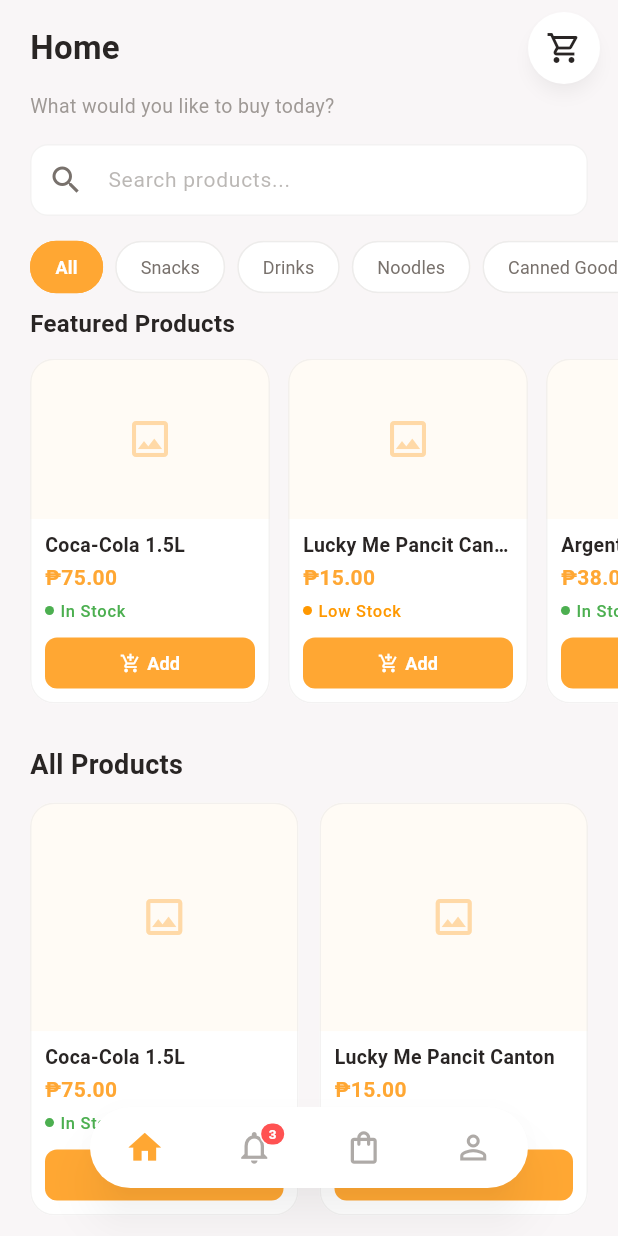
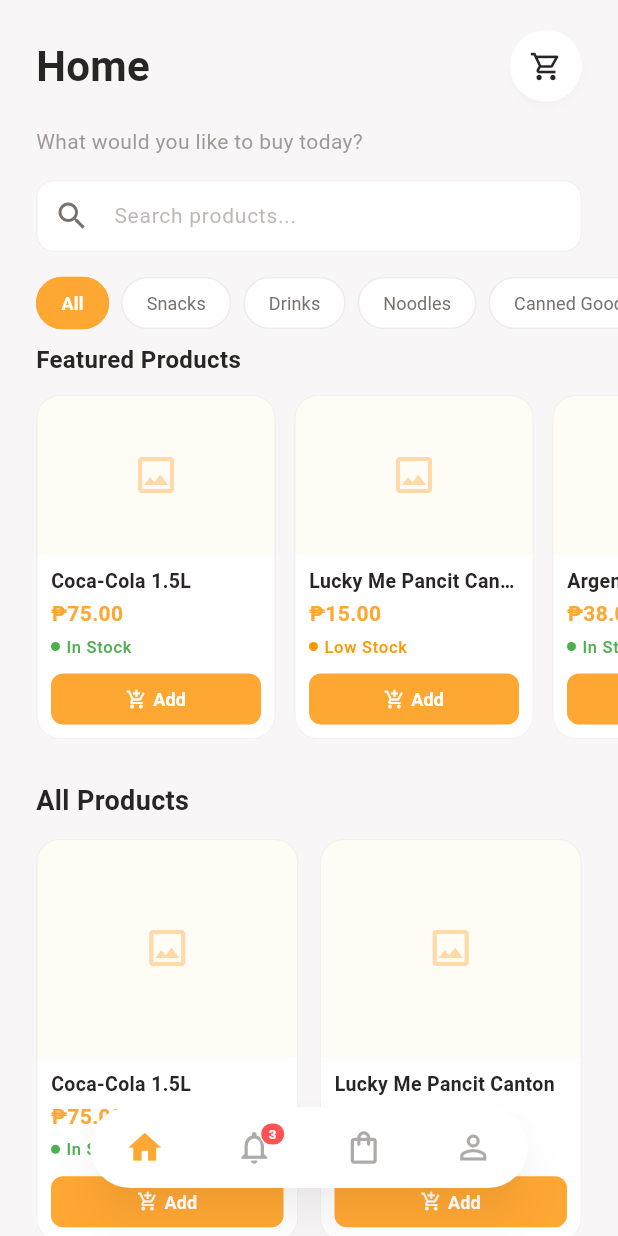
Before and after one commit to Moojie12/Sari-Sari-App, a Flutter app: the screen it shows after launch, after a tap on "Login", on a phone screen of 412 x 824 dp. Run offline on Flutter 3.47's test engine with Material 3 defaults, Android fonts, the phone set to English and light mode, and no system bars.

Commit message:
hiniwalay hiwalay ko ung files sa iba't ibang folder para organize

```diff
--- a/lib/users/customer_db/customer_cart_controller.dart
+++ b/lib/users/customer_db/customer_cart_controller.dart
@@ -1,6 +1,6 @@
 import 'package:flutter/foundation.dart';
 
-import 'customer_product_model.dart';
+import 'home/customer_product_model.dart';
 
 /// Simple in-memory mock cart shared by the Home page and Product Details
 /// page.
--- a/lib/users/customer_db/customer_dashboard.dart
+++ b/lib/users/customer_db/customer_dashboard.dart
@@ -4,10 +4,10 @@
 import '../../core/theme/app_colors.dart';
 import 'customer_cart_controller.dart';
 import 'customer_floating_nav_bar.dart';
-import 'customer_home_page.dart';
-import 'customer_notifications_page.dart';
-import 'customer_purchases_page.dart';
-import 'customer_profile_page.dart';
+import 'home/customer_home_page.dart';
+import 'notifications/customer_notifications_page.dart';
+import 'purchases/customer_purchases_page.dart';
+import 'profile/customer_profile_page.dart';
 
 /// Main shell for the customer-facing side of the app.
 ///
@@ -15,11 +15,6 @@
 /// page above a floating bottom navigation bar. Tab pages are kept in an
 /// [IndexedStack] so switching tabs does not rebuild or discard their
 /// state (e.g. scroll position) — only the visible child changes.
-///
-/// The Home tab renders its own title inline as part of its scrollable
-/// content (see `customer_home_page.dart`), so this shell only shows a
-/// fixed title bar for the other tabs. The cart button always floats
-/// above everything, regardless of tab or scroll position.
 class CustomerDashboard extends StatefulWidget {
   const CustomerDashboard({super.key});
 
@@ -39,8 +34,6 @@
 
   // Mock/temporary unread-notification count shown as a badge on the
   // "Notifications" tab.
-  // TODO: Replace with a real value, e.g. sourced from a notifications
-  // repository/provider, once notifications are implemented.
   final int _unreadNotificationCount = 3;
 
   static const List<String> _labels = [
@@ -72,10 +65,6 @@
     setState(() => _selectedIndex = index);
   }
 
-  // Scroll notifications from any descendant Scrollable (e.g. the Home
-  // page's CustomScrollView) bubble up to this NotificationListener
-  // regardless of which tab is active, so this one handler covers every
-  // tab automatically — no per-page wiring needed.
   bool _handleScrollNotification(UserScrollNotification notification) {
     if (notification.metrics.axis != Axis.vertical) return false;
 
@@ -89,35 +78,68 @@
       case ScrollDirection.idle:
         break;
     }
-    return false; // Let the notification keep bubbling.
+    return false;
   }
 
   @override
   Widget build(BuildContext context) {
-    // Home renders its own scrolling title, so skip the fixed bar for it.
-    final showFixedTitleBar = _selectedIndex != 0;
-
     return Scaffold(
       backgroundColor: AppColors.lightBackground,
       body: Stack(
         children: [
           Column(
+            crossAxisAlignment: CrossAxisAlignment.start,
             children: [
-              if (showFixedTitleBar)
+              // Unified Header
               SafeArea(
                 bottom: false,
                 child: Padding(
-                    padding: const EdgeInsets.fromLTRB(20, 16, 20, 12),
-                    child: Text(
+                  padding: const EdgeInsets.fromLTRB(24, 20, 24, 8),
+                  child: Row(
+                    mainAxisAlignment: MainAxisAlignment.spaceBetween,
+                    children: [
+                      Text(
                         _labels[_selectedIndex],
                         style: const TextStyle(
                           color: AppColors.darkText,
-                        fontSize: 22,
+                          fontSize: 28,
                           fontWeight: FontWeight.bold,
                         ),
                       ),
+                      ListenableBuilder(
+                        listenable: _cartController,
+                        builder: (context, _) => Stack(
+                          clipBehavior: Clip.none,
+                          children: [
+                            Material(
+                              color: Colors.white,
+                              shape: const CircleBorder(),
+                              elevation: 2,
+                              shadowColor: Colors.black.withValues(alpha: 0.1),
+                              child: IconButton(
+                                onPressed: () {},
+                                icon: const Icon(
+                                  Icons.shopping_cart_outlined,
+                                  color: AppColors.darkText,
+                                  size: 22,
                                 ),
                               ),
+                            ),
+                            if (_cartController.itemCount > 0)
+                              Positioned(
+                                right: 2,
+                                top: 2,
+                                child:
+                                    _CartBadge(count: _cartController.itemCount),
+                              ),
+                          ],
+                        ),
+                      ),
+                    ],
+                  ),
+                ),
+              ),
+              // Tab Content Area
               Expanded(
                 child: NotificationListener<UserScrollNotification>(
                   onNotification: _handleScrollNotification,
@@ -129,47 +151,7 @@
               ),
             ],
           ),
-          // Floating cart button — always visible in the top-right corner,
-          // regardless of tab or scroll position.
-          Positioned(
-            top: 0,
-            right: 0,
-            child: SafeArea(
-              bottom: false,
-              child: Padding(
-                padding: const EdgeInsets.only(top: 8, right: 12),
-                child: ListenableBuilder(
-                  listenable: _cartController,
-                  builder: (context, _) => Stack(
-                    clipBehavior: Clip.none,
-                    children: [
-                      Material(
-                        color: Colors.white,
-                        shape: const CircleBorder(),
-                        elevation: 4,
-                        shadowColor: Colors.black.withValues(alpha: 0.2),
-                        child: IconButton(
-                          onPressed: () {},
-                          icon: const Icon(
-                            Icons.shopping_cart_outlined,
-                            color: AppColors.darkText,
-                          ),
-                        ),
-                      ),
-                      if (_cartController.itemCount > 0)
-                        Positioned(
-                          right: 2,
-                          top: 2,
-                          child: _CartBadge(count: _cartController.itemCount),
-                        ),
-                    ],
-                  ),
-                ),
-              ),
-            ),
-          ),
-          // Floating bottom navigation bar, pinned to the bottom edge.
-          // Slides down + fades out on scroll-down, reverses on scroll-up.
+          // Floating Bottom Navigation Bar
           Positioned(
             left: 0,
             right: 0,
@@ -212,7 +194,7 @@
       decoration: BoxDecoration(
         color: Colors.redAccent,
         borderRadius: BorderRadius.circular(10),
-        border: Border.all(color: Colors.white, width: 1),
+        border: Border.all(color: Colors.white, width: 1.5),
       ),
       alignment: Alignment.center,
       child: Text(
--- a/lib/users/customer_db/customer_notifications_page.dart
+++ /dev/null
@@ -1,37 +0,0 @@
-import 'package:flutter/material.dart';
-import '../../core/theme/app_colors.dart';
-
-/// Placeholder page for the customer "Notifications" tab.
-///
-/// TODO: Replace with the real notification list once implemented.
-/// Note: the unread-count badge shown on the bottom nav icon is currently
-/// a mock value owned by `CustomerDashboard` — wire it to real data
-/// (e.g. from a notifications provider/repository) when this page is
-/// implemented.
-class CustomerNotificationsPage extends StatelessWidget {
-  const CustomerNotificationsPage({super.key});
-
-  @override
-  Widget build(BuildContext context) {
-    return Center(
-      child: Column(
-        mainAxisSize: MainAxisSize.min,
-        children: [
-          Icon(
-            Icons.notifications_none_outlined,
-            size: 48,
-            color: AppColors.primaryOrange,
-          ),
-          const SizedBox(height: 12),
-          Text(
-            'No notifications yet',
-            style: TextStyle(
-              color: AppColors.secondaryText.withValues(alpha: 0.6),
-              fontSize: 14,
-            ),
-          ),
-        ],
-      ),
-    );
-  }
-}
--- a/lib/users/customer_db/customer_home_page.dart
+++ b/lib/users/customer_db/home/customer_home_page.dart
@@ -1,21 +1,13 @@
 import 'package:flutter/material.dart';
 
-import '../../core/theme/app_colors.dart';
-import 'customer_cart_controller.dart';
+import '../../../core/theme/app_colors.dart';
+import '../customer_cart_controller.dart';
 import 'customer_dummy_products.dart';
 import 'customer_product_card.dart';
 import 'customer_product_details_page.dart';
 import 'customer_product_model.dart';
 
 /// Customer "Home" tab: product browsing.
-///
-/// Layout, top to bottom: header (store name + cart), welcome message,
-/// search bar, scrollable category filter, "Featured Products" (hidden
-/// while a search/category filter is active), and the searchable
-/// "All Products" grid.
-///
-/// All product data currently comes from [kCustomerDummyProducts] — see
-/// that file's TODO for swapping in a real data source later.
 class CustomerHomePage extends StatefulWidget {
   const CustomerHomePage({super.key, required this.cartController});
 
@@ -32,10 +24,6 @@
 
   static const int _itemsPerPage = 8;
   int _currentPage = 1;
-
-  // Dummy signed-in customer name used only for the welcome message.
-  // TODO: Replace with the real signed-in customer's name.
-  static const String _customerName = 'Juan';
 
   @override
   void dispose() {
@@ -110,7 +98,6 @@
     final int totalCount = filtered.length;
     final int totalPages = (totalCount / _itemsPerPage).ceil();
 
-    // Reset current page if it's out of bounds after filtering
     if (_currentPage > totalPages && totalPages > 0) {
       _currentPage = totalPages;
     }
@@ -121,22 +108,17 @@
         .toList();
 
     return Scaffold(
-      backgroundColor: AppColors.lightBackground,
-      body: SafeArea(
-        bottom: false,
-        top: true,
-        child: CustomScrollView(
+      backgroundColor: Colors.transparent,
+      body: CustomScrollView(
         slivers: [
-            SliverToBoxAdapter(child: _buildTitle(context)),
           SliverToBoxAdapter(child: _buildWelcomeSection(context)),
           SliverToBoxAdapter(child: _buildSearchBar(context)),
           SliverToBoxAdapter(child: _buildCategories(context)),
           if (!_isFiltering)
             SliverToBoxAdapter(child: _buildFeaturedProducts(context)),
-            // ...unchanged from here down
           SliverToBoxAdapter(
             child: Padding(
-                padding: const EdgeInsets.fromLTRB(20, 20, 20, 12),
+              padding: const EdgeInsets.fromLTRB(24, 20, 24, 12),
               child: Text(
                 _isFiltering ? 'Search Results' : 'All Products',
                 style: const TextStyle(
@@ -151,7 +133,7 @@
             SliverToBoxAdapter(child: _buildEmptyState(context))
           else ...[
             SliverPadding(
-                padding: const EdgeInsets.fromLTRB(20, 0, 20, 12),
+              padding: const EdgeInsets.fromLTRB(24, 0, 24, 12),
               sliver: SliverGrid(
                 gridDelegate: const SliverGridDelegateWithFixedCrossAxisCount(
                   crossAxisCount: 2,
@@ -180,17 +162,15 @@
           const SliverToBoxAdapter(child: SizedBox(height: 100)),
         ],
       ),
-      ),
     );
   }
 
   Widget _buildPagination(int totalPages) {
     return Padding(
-      padding: const EdgeInsets.fromLTRB(20, 10, 20, 24),
+      padding: const EdgeInsets.fromLTRB(24, 10, 24, 24),
       child: Row(
         mainAxisAlignment: MainAxisAlignment.center,
         children: [
-          // Previous Button
           _PageButton(
             icon: Icons.chevron_left,
             onPressed: _currentPage > 1
@@ -198,7 +178,6 @@
                 : null,
           ),
           const SizedBox(width: 8),
-          // Page Numbers
           ...List.generate(totalPages, (index) {
             final page = index + 1;
             final isSelected = page == _currentPage;
@@ -234,7 +213,6 @@
             );
           }),
           const SizedBox(width: 8),
-          // Next Button
           _PageButton(
             icon: Icons.chevron_right,
             onPressed: _currentPage < totalPages
@@ -248,26 +226,12 @@
 
   Widget _buildWelcomeSection(BuildContext context) {
     return Padding(
-      padding: const EdgeInsets.fromLTRB(20, 10, 20, 16),
+      padding: const EdgeInsets.fromLTRB(24, 8, 24, 16),
       child: Text(
         'What would you like to buy today?',
         style: TextStyle(
           color: AppColors.secondaryText.withValues(alpha: 0.7),
-          fontSize: 13,
-        ),
-      ),
-    );
-  }
-
-  Widget _buildTitle(BuildContext context) {
-    return const Padding(
-      padding: EdgeInsets.fromLTRB(20, 16, 20, 4),
-      child: Text(
-        'Home',
-        style: TextStyle(
-          color: AppColors.darkText,
-          fontSize: 22,
-          fontWeight: FontWeight.bold,
+          fontSize: 14,
         ),
       ),
     );
@@ -275,7 +239,7 @@
 
   Widget _buildSearchBar(BuildContext context) {
     return Padding(
-      padding: const EdgeInsets.fromLTRB(20, 0, 20, 16),
+      padding: const EdgeInsets.fromLTRB(24, 0, 24, 16),
       child: TextField(
         controller: _searchController,
         onChanged: _onSearchChanged,
@@ -311,7 +275,7 @@
       height: 36,
       child: ListView.separated(
         scrollDirection: Axis.horizontal,
-        padding: const EdgeInsets.symmetric(horizontal: 20),
+        padding: const EdgeInsets.symmetric(horizontal: 24),
         itemCount: kCustomerProductCategories.length,
         separatorBuilder: (context, index) => const SizedBox(width: 8),
         itemBuilder: (context, index) {
@@ -353,8 +317,8 @@
       child: Column(
         crossAxisAlignment: CrossAxisAlignment.start,
         children: [
-          Padding(
-            padding: const EdgeInsets.symmetric(horizontal: 20),
+          const Padding(
+            padding: EdgeInsets.symmetric(horizontal: 24),
             child: Text(
               'Featured Products',
               style: TextStyle(
@@ -369,7 +333,7 @@
             height: 230,
             child: ListView.separated(
               scrollDirection: Axis.horizontal,
-              padding: const EdgeInsets.symmetric(horizontal: 20),
+              padding: const EdgeInsets.symmetric(horizontal: 24),
               itemCount: featured.length,
               separatorBuilder: (context, index) => const SizedBox(width: 12),
               itemBuilder: (context, index) {
--- a/lib/users/customer_db/customer_purchases_page.dart
+++ b/lib/users/customer_db/notifications/customer_notifications_page.dart
@@ -1,13 +1,9 @@
 import 'package:flutter/material.dart';
-import '../../core/theme/app_colors.dart';
+import '../../../core/theme/app_colors.dart';
 
-/// Placeholder page for the customer "My Purchases" tab.
-///
-/// TODO: Replace with the real order-tracking experience, including the
-/// order-status categories: All, To Pay, To Ship, To Receive, Completed,
-/// Cancelled (e.g. as a TabBar/TabBarView above the order list).
-class CustomerPurchasesPage extends StatelessWidget {
-  const CustomerPurchasesPage({super.key});
+/// Placeholder page for the customer "Notifications" tab.
+class CustomerNotificationsPage extends StatelessWidget {
+  const CustomerNotificationsPage({super.key});
 
   @override
   Widget build(BuildContext context) {
@@ -15,14 +11,14 @@
       child: Column(
         mainAxisSize: MainAxisSize.min,
         children: [
-          const Icon(
-            Icons.shopping_bag_outlined,
+          Icon(
+            Icons.notifications_none_outlined,
             size: 48,
             color: AppColors.primaryOrange,
           ),
           const SizedBox(height: 12),
           Text(
-            'No purchases found',
+            'No notifications yet',
             style: TextStyle(
               color: AppColors.secondaryText.withValues(alpha: 0.6),
               fontSize: 14,
--- a/lib/users/customer_db/customer_profile_page.dart
+++ b/lib/users/customer_db/profile/customer_profile_page.dart
@@ -1,11 +1,7 @@
 import 'package:flutter/material.dart';
-import '../../core/theme/app_colors.dart';
+import '../../../core/theme/app_colors.dart';
 
 /// Placeholder page for the customer "Profile" tab.
-///
-/// TODO: Replace with the real profile experience: customer name and
-/// profile picture, account verification status, contact information,
-/// delivery addresses, account settings, password management, and logout.
 class CustomerProfilePage extends StatelessWidget {
   const CustomerProfilePage({super.key});
 
--- /dev/null
+++ b/lib/users/customer_db/purchases/customer_purchases_page.dart
@@ -0,0 +1,31 @@
+import 'package:flutter/material.dart';
+import '../../../core/theme/app_colors.dart';
+
+/// Placeholder page for the customer "My Purchases" tab.
+class CustomerPurchasesPage extends StatelessWidget {
+  const CustomerPurchasesPage({super.key});
+
+  @override
+  Widget build(BuildContext context) {
+    return Center(
+      child: Column(
+        mainAxisSize: MainAxisSize.min,
+        children: [
+          const Icon(
+            Icons.shopping_bag_outlined,
+            size: 48,
+            color: AppColors.primaryOrange,
+          ),
+          const SizedBox(height: 12),
+          Text(
+            'No purchases found',
+            style: TextStyle(
+              color: AppColors.secondaryText.withValues(alpha: 0.6),
+              fontSize: 14,
+            ),
+          ),
+        ],
+      ),
+    );
+  }
+}
```
Also changed, not shown: lib/users/customer_db/home/customer_product_card.dart (renamed from lib/users/customer_db/customer_product_card.dart, +3 -6 lines), lib/users/customer_db/home/customer_product_details_page.dart (renamed from lib/users/customer_db/customer_product_details_page.dart, +2 -6 lines), lib/users/customer_db/home/customer_dummy_products.dart (renamed from lib/users/customer_db/customer_dummy_products.dart), lib/users/customer_db/home/customer_product_model.dart (renamed from lib/users/customer_db/customer_product_model.dart). Lines whose indentation alone changed are shown as unchanged.
